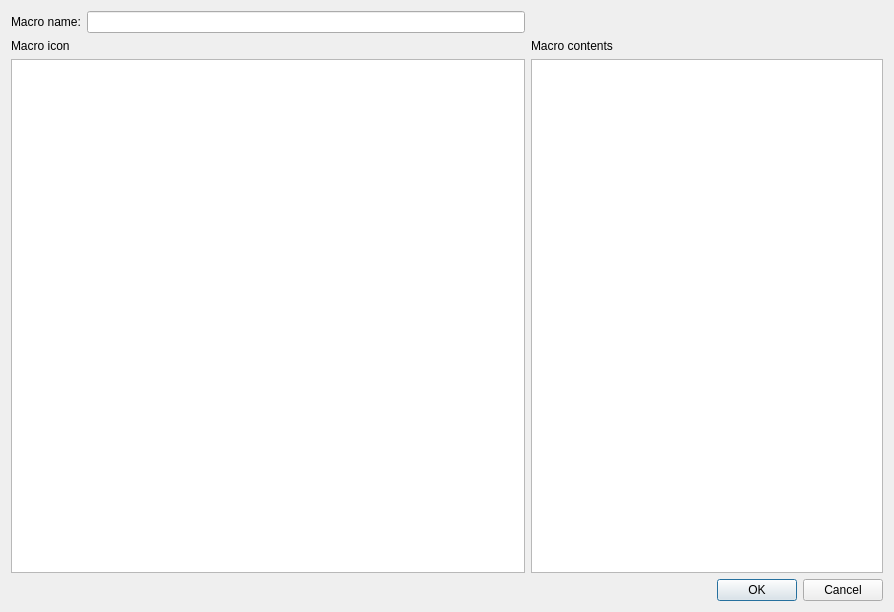
Old version of the form editmacro.ui in the repository TheAnswer/Launchpad.
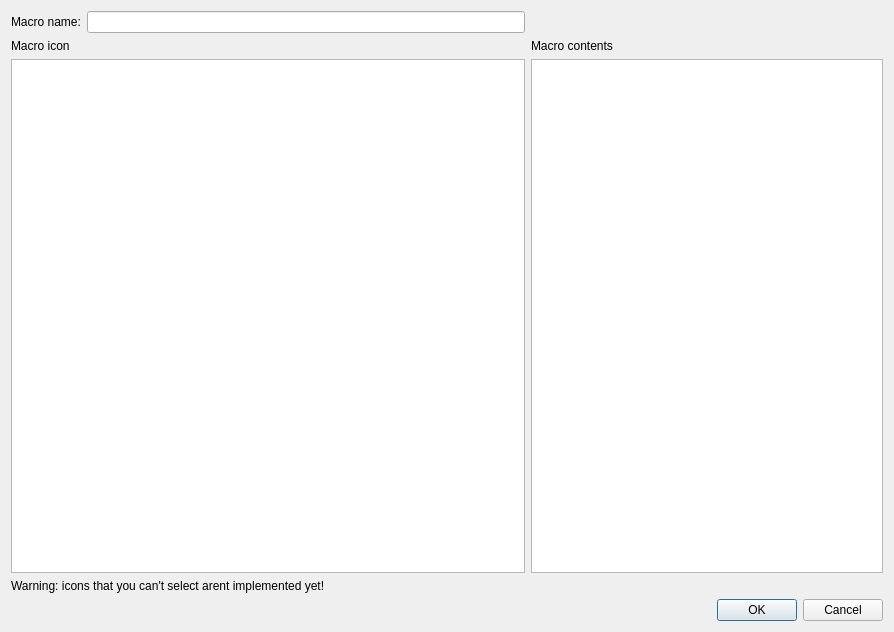
New version of the form. Custom widgets are drawn as their Qt base class.

What changed in the file:
```diff
--- a/editmacro.ui
+++ b/editmacro.ui
@@ -69,7 +69,7 @@
      </item>
     </layout>
    </item>
-   <item row="2" column="0" colspan="2">
+   <item row="3" column="0" colspan="2">
     <widget class="QDialogButtonBox" name="buttonBox">
      <property name="orientation">
       <enum>Qt::Horizontal</enum>
@@ -79,6 +79,13 @@
      </property>
     </widget>
    </item>
+   <item row="2" column="0">
+    <widget class="QLabel" name="label_4">
+     <property name="text">
+      <string>Warning: icons that you can't select arent implemented yet!</string>
+     </property>
+    </widget>
+   </item>
   </layout>
  </widget>
  <customwidgets>
```
